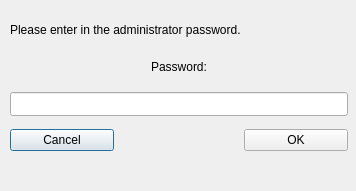
dank-devz/effective-octo-meme, file src/form/adminlogin.ui: the form before one commit.
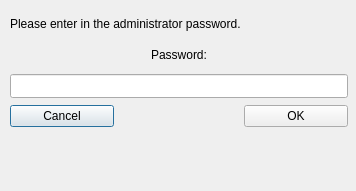
The form after the commit.

```diff
--- a/src/form/adminlogin.ui
+++ b/src/form/adminlogin.ui
@@ -89,6 +89,19 @@
       </item>
      </layout>
     </item>
+    <item>
+     <widget class="QLabel" name="label_errorMessage">
+      <property name="maximumSize">
+       <size>
+        <width>16777215</width>
+        <height>24</height>
+       </size>
+      </property>
+      <property name="text">
+       <string/>
+      </property>
+     </widget>
+    </item>
    </layout>
   </widget>
  </widget>
```
